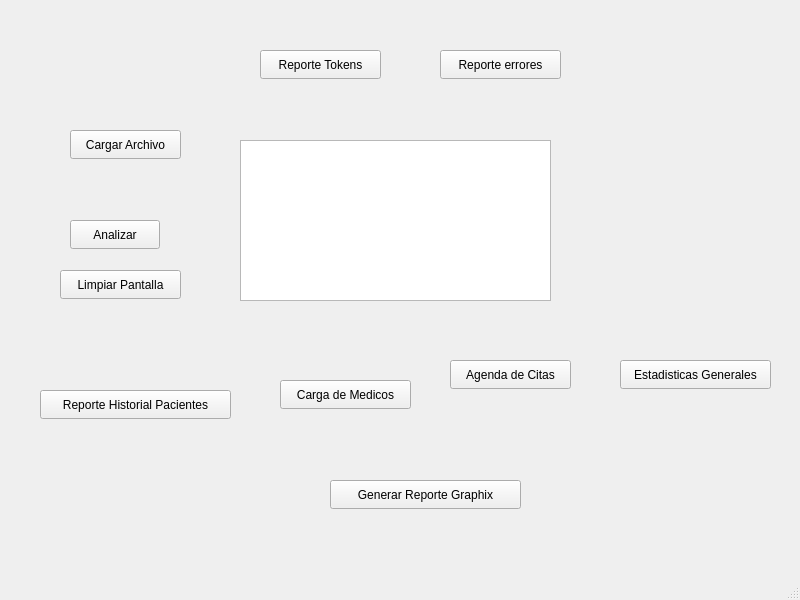
Qt form mainwindow.ui (alejandroalvarezv/LFP_Proyecto1_1S2026_202404224) before a commit.
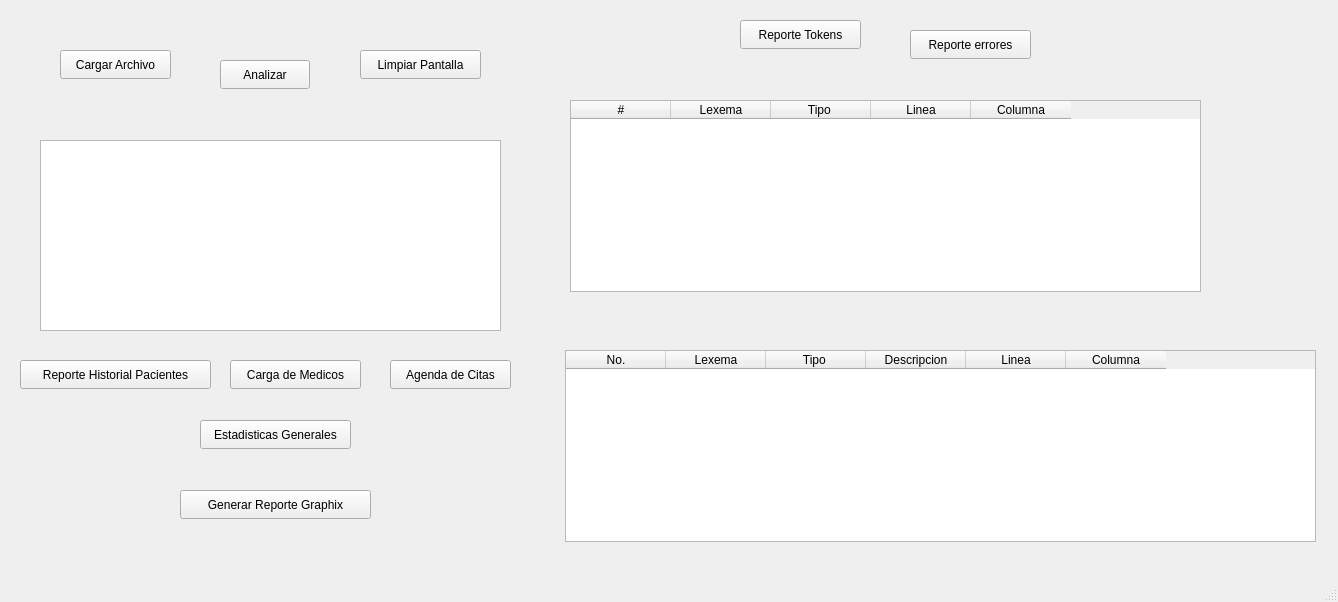
The same form after that commit.

```diff
--- a/mainwindow.ui
+++ b/mainwindow.ui
@@ -6,8 +6,8 @@
    <rect>
     <x>0</x>
     <y>0</y>
-    <width>800</width>
-    <height>600</height>
+    <width>1338</width>
+    <height>602</height>
    </rect>
   </property>
   <property name="windowTitle">
@@ -17,18 +17,18 @@
    <widget class="QPlainTextEdit" name="plainTextEdit">
     <property name="geometry">
      <rect>
-      <x>240</x>
+      <x>40</x>
       <y>140</y>
-      <width>311</width>
-      <height>161</height>
+      <width>461</width>
+      <height>191</height>
      </rect>
     </property>
    </widget>
    <widget class="QPushButton" name="pushButton">
     <property name="geometry">
      <rect>
-      <x>70</x>
-      <y>220</y>
+      <x>220</x>
+      <y>60</y>
       <width>90</width>
       <height>29</height>
      </rect>
@@ -40,8 +40,8 @@
    <widget class="QPushButton" name="btnEstaditicasG">
     <property name="geometry">
      <rect>
-      <x>620</x>
-      <y>360</y>
+      <x>200</x>
+      <y>420</y>
       <width>151</width>
       <height>29</height>
      </rect>
@@ -53,8 +53,8 @@
    <widget class="QPushButton" name="btnCargar">
     <property name="geometry">
      <rect>
-      <x>70</x>
-      <y>130</y>
+      <x>60</x>
+      <y>50</y>
       <width>111</width>
       <height>29</height>
      </rect>
@@ -66,8 +66,8 @@
    <widget class="QPushButton" name="bntLimpiar">
     <property name="geometry">
      <rect>
-      <x>60</x>
-      <y>270</y>
+      <x>360</x>
+      <y>50</y>
       <width>121</width>
       <height>29</height>
      </rect>
@@ -79,8 +79,8 @@
    <widget class="QPushButton" name="btnReporteTokens">
     <property name="geometry">
      <rect>
-      <x>260</x>
-      <y>50</y>
+      <x>740</x>
+      <y>20</y>
       <width>121</width>
       <height>29</height>
      </rect>
@@ -92,8 +92,8 @@
    <widget class="QPushButton" name="btnReporteErrores">
     <property name="geometry">
      <rect>
-      <x>440</x>
-      <y>50</y>
+      <x>910</x>
+      <y>30</y>
       <width>121</width>
       <height>29</height>
      </rect>
@@ -105,8 +105,8 @@
    <widget class="QPushButton" name="ReporteHistorialPacientes">
     <property name="geometry">
      <rect>
-      <x>40</x>
-      <y>390</y>
+      <x>20</x>
+      <y>360</y>
       <width>191</width>
       <height>29</height>
      </rect>
@@ -118,8 +118,8 @@
    <widget class="QPushButton" name="btnCargaMedicos">
     <property name="geometry">
      <rect>
-      <x>280</x>
-      <y>380</y>
+      <x>230</x>
+      <y>360</y>
       <width>131</width>
       <height>29</height>
      </rect>
@@ -131,7 +131,7 @@
    <widget class="QPushButton" name="btnAgendaCitas">
     <property name="geometry">
      <rect>
-      <x>450</x>
+      <x>390</x>
       <y>360</y>
       <width>121</width>
       <height>29</height>
@@ -144,8 +144,8 @@
    <widget class="QPushButton" name="btnGenerarReporteGrap">
     <property name="geometry">
      <rect>
-      <x>330</x>
-      <y>480</y>
+      <x>180</x>
+      <y>490</y>
       <width>191</width>
       <height>29</height>
      </rect>
@@ -154,6 +154,81 @@
      <string>Generar Reporte Graphix</string>
     </property>
    </widget>
+   <widget class="QTableWidget" name="tablaTokens">
+    <property name="geometry">
+     <rect>
+      <x>570</x>
+      <y>100</y>
+      <width>631</width>
+      <height>192</height>
+     </rect>
+    </property>
+    <column>
+     <property name="text">
+      <string>#</string>
+     </property>
+    </column>
+    <column>
+     <property name="text">
+      <string>Lexema</string>
+     </property>
+    </column>
+    <column>
+     <property name="text">
+      <string>Tipo </string>
+     </property>
+    </column>
+    <column>
+     <property name="text">
+      <string>Linea</string>
+     </property>
+    </column>
+    <column>
+     <property name="text">
+      <string>Columna</string>
+     </property>
+    </column>
+   </widget>
+   <widget class="QTableWidget" name="tablaErrores">
+    <property name="geometry">
+     <rect>
+      <x>565</x>
+      <y>350</y>
+      <width>751</width>
+      <height>192</height>
+     </rect>
+    </property>
+    <column>
+     <property name="text">
+      <string>No.</string>
+     </property>
+    </column>
+    <column>
+     <property name="text">
+      <string>Lexema</string>
+     </property>
+    </column>
+    <column>
+     <property name="text">
+      <string>Tipo </string>
+     </property>
+    </column>
+    <column>
+     <property name="text">
+      <string>Descripcion</string>
+     </property>
+    </column>
+    <column>
+     <property name="text">
+      <string>Linea</string>
+     </property>
+    </column>
+    <column>
+     <property name="text">
+      <string>Columna</string>
+     </property>
+    </column>
+   </widget>
   </widget>
   <widget class="QMenuBar" name="menubar">
    <property name="geometry">
```
Left out of the diff: 4 changed lines with no effect on the pictures.
